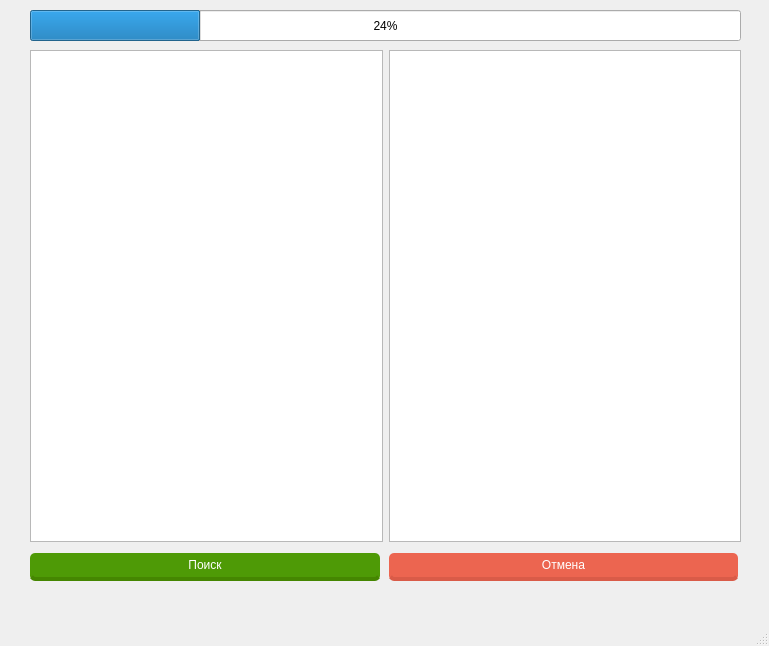
First picture: the form in mainwindow.ui, repository merak1t/FindDuplicates, before the edit.
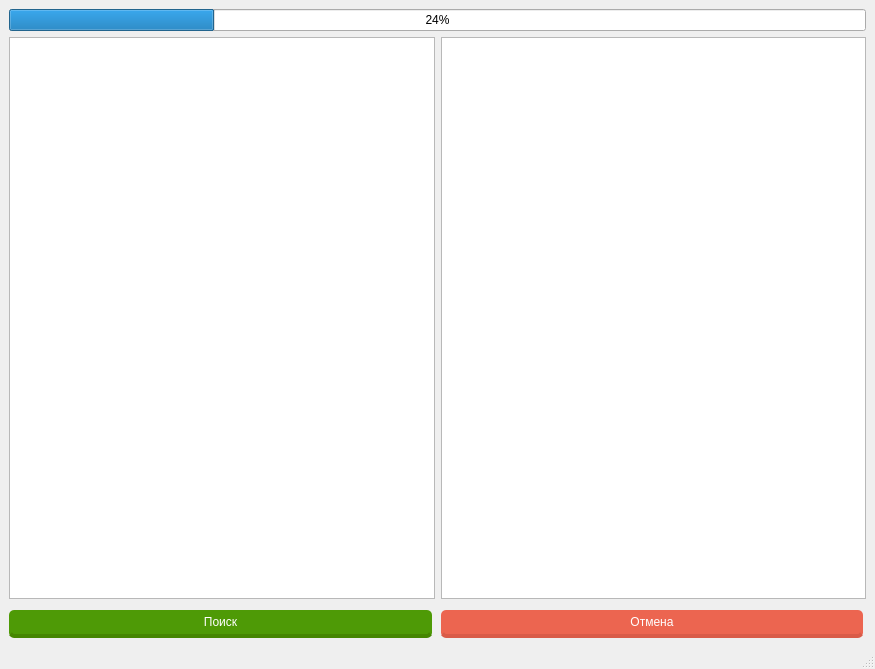
Second picture: the form after the edit.

The edit to the form file:
```diff
--- a/mainwindow.ui
+++ b/mainwindow.ui
@@ -6,23 +6,23 @@
    <rect>
     <x>0</x>
     <y>0</y>
-    <width>769</width>
-    <height>646</height>
+    <width>875</width>
+    <height>669</height>
    </rect>
   </property>
   <property name="windowTitle">
    <string>Find Duplicates</string>
   </property>
   <widget class="QWidget" name="centralwidget">
-   <widget class="QWidget" name="gridLayoutWidget">
-    <property name="geometry">
-     <rect>
-      <x>30</x>
-      <y>50</y>
-      <width>711</width>
-      <height>531</height>
-     </rect>
-    </property>
+   <layout class="QGridLayout" name="gridLayout_2">
+    <item row="0" column="0">
+     <widget class="QProgressBar" name="progressBar">
+      <property name="value">
+       <number>24</number>
+      </property>
+     </widget>
+    </item>
+    <item row="1" column="0">
     <layout class="QGridLayout" name="gridLayout">
      <item row="0" column="0">
       <widget class="QListView" name="lvSource"/>
@@ -72,23 +72,18 @@
       </widget>
      </item>
      <item row="0" column="1">
-      <widget class="QTreeView" name="treeView"/>
-     </item>
-    </layout>
-   </widget>
-   <widget class="QProgressBar" name="progressBar">
-    <property name="geometry">
-     <rect>
-      <x>30</x>
-      <y>10</y>
-      <width>711</width>
-      <height>31</height>
-     </rect>
-    </property>
-    <property name="value">
-     <number>24</number>
-    </property>
-   </widget>
+       <widget class="QTreeView" name="treeView">
+        <property name="sizePolicy">
+         <sizepolicy hsizetype="Expanding" vsizetype="Expanding">
+          <horstretch>0</horstretch>
+          <verstretch>0</verstretch>
+         </sizepolicy>
+        </property>
+       </widget>
+      </item>
+     </layout>
+    </item>
+   </layout>
   </widget>
   <widget class="QMenuBar" name="menubar">
    <property name="geometry">
```
Left out of the diff: 2 changed lines with no effect on the pictures. Lines whose indentation alone changed are shown as unchanged.
